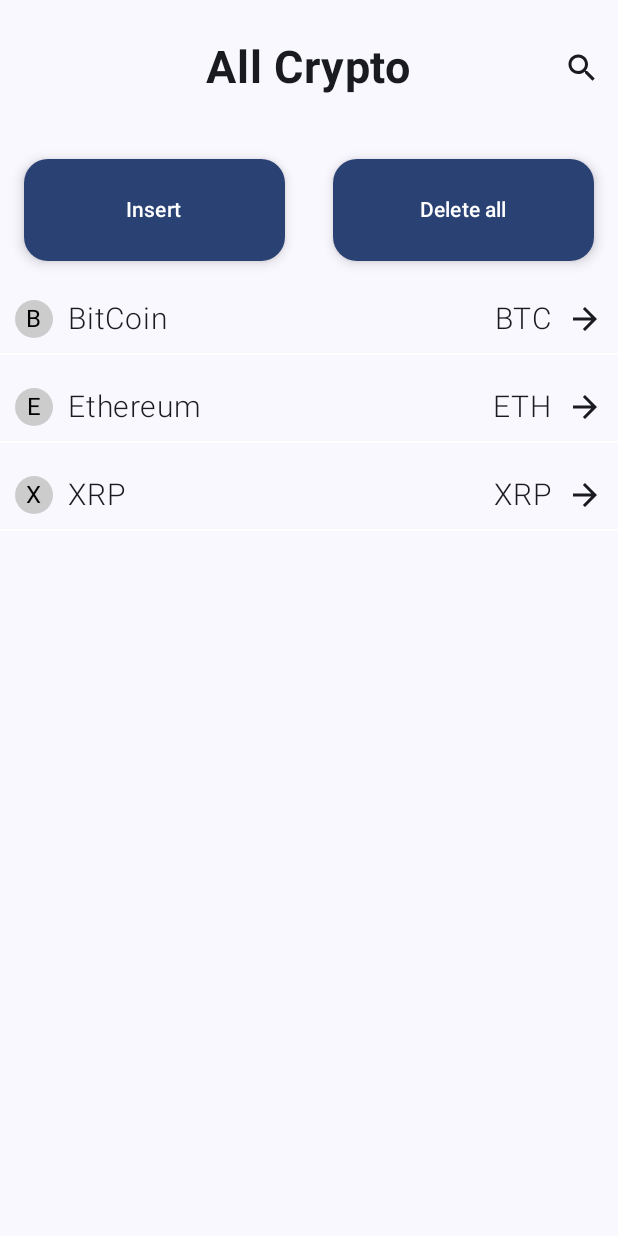
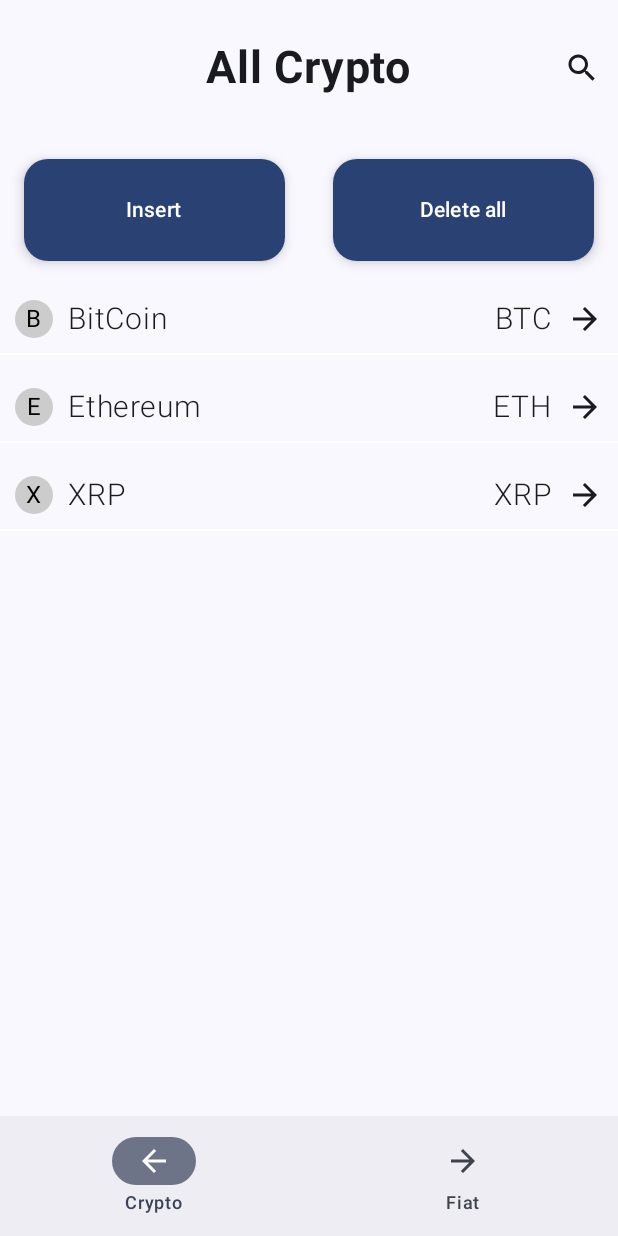
Before and after one commit to ChienChiaChen/CurrencyListDemo, an Android app built with Jetpack Compose: the screen it shows after launch (MainActivity), on a phone screen of 412 x 824 dp. Run offline under Robolectric (Android 15) with nearby library versions, the phone set to English and light mode, and no system bars; our stand-ins replace Room's generated code.

Commit message:
Add bottom bar.

```diff
--- a/app/src/main/java/com/example/currencylistdemo/MainActivity.kt
+++ b/app/src/main/java/com/example/currencylistdemo/MainActivity.kt
@@ -4,10 +4,10 @@ import android.os.Bundle
 import androidx.activity.ComponentActivity
 import androidx.activity.compose.setContent
 import androidx.compose.foundation.layout.fillMaxSize
-import androidx.compose.material3.MaterialTheme
 import androidx.compose.material3.Surface
 import androidx.compose.ui.Modifier
-import com.example.currencylistdemo.ui.crypto.CryptoListScreen
+import androidx.navigation.compose.rememberNavController
+import com.example.currencylistdemo.ui.common.MainScreen
 import com.example.currencylistdemo.ui.theme.CurrencyListDemoTheme
 
 class MainActivity : ComponentActivity() {
@@ -16,11 +16,9 @@ class MainActivity : ComponentActivity() {
         setContent {
             CurrencyListDemoTheme {
                 // A surface container using the 'background' color from the theme
-                Surface(
-                    modifier = Modifier.fillMaxSize(),
-                    color = MaterialTheme.colorScheme.background
-                ) {
-                    CryptoListScreen()
+                val navController = rememberNavController()
+                Surface(modifier = Modifier.fillMaxSize()) {
+                    MainScreen(navController = navController)
                 }
             }
         }
--- /dev/null
+++ b/app/src/main/java/com/example/currencylistdemo/ui/common/BottomNavigationBar.kt
@@ -0,0 +1,38 @@
+package com.example.currencylistdemo.ui.common
+
+import androidx.compose.material3.Icon
+import androidx.compose.material3.NavigationBar
+import androidx.compose.material3.NavigationBarItem
+import androidx.compose.material3.Text
+import androidx.compose.runtime.Composable
+import androidx.compose.runtime.getValue
+import androidx.navigation.NavHostController
+import androidx.navigation.compose.currentBackStackEntryAsState
+import com.example.currencylistdemo.ui.common.navigation.NavItem
+
+@Composable
+fun BottomNavigationBar(navController: NavHostController) {
+    val navItems = listOf(NavItem.Crypto, NavItem.Fiat)
+
+    NavigationBar {
+        val navBackStackEntry by navController.currentBackStackEntryAsState()
+        val currentRoute = navBackStackEntry?.destination?.route
+        navItems.forEachIndexed { index, item ->
+            NavigationBarItem(
+                alwaysShowLabel = true,
+                icon = { Icon(item.icon, contentDescription = item.title) },
+                label = { Text(item.title) },
+                selected = currentRoute == item.path,
+                onClick = {
+                    navController.navigate(item.path) {
+                        navController.graph.startDestinationRoute?.let { route ->
+                            popUpTo(route) { saveState = true }
+                        }
+                        launchSingleTop = true
+                        restoreState = true
+                    }
+                }
+            )
+        }
+    }
+}
--- /dev/null
+++ b/app/src/main/java/com/example/currencylistdemo/ui/common/MainScreen.kt
@@ -0,0 +1,19 @@
+
+package com.example.currencylistdemo.ui.common
+
+import android.annotation.SuppressLint
+import androidx.compose.material3.BottomAppBar
+import androidx.compose.material3.ExperimentalMaterial3Api
+import androidx.compose.material3.Scaffold
+import androidx.compose.runtime.Composable
+import androidx.navigation.NavHostController
+
+
+@OptIn(ExperimentalMaterial3Api::class)
+@SuppressLint("UnusedMaterial3ScaffoldPaddingParameter")
+@Composable
+fun MainScreen(navController: NavHostController) {
+    Scaffold(bottomBar = {
+        BottomAppBar { BottomNavigationBar(navController = navController) }
+    }) { NavigationScreens(navController = navController) }
+}
--- /dev/null
+++ b/app/src/main/java/com/example/currencylistdemo/ui/common/NavigationScreens.kt
@@ -0,0 +1,17 @@
+package com.example.currencylistdemo.ui.common
+
+import androidx.compose.runtime.Composable
+import androidx.navigation.NavHostController
+import androidx.navigation.compose.NavHost
+import androidx.navigation.compose.composable
+import com.example.currencylistdemo.ui.common.navigation.NavItem
+import com.example.currencylistdemo.ui.fiat.FiatListScreen
+import com.example.currencylistdemo.ui.crypto.CryptoListScreen
+
+@Composable
+fun NavigationScreens(navController: NavHostController) {
+    NavHost(navController, startDestination = NavItem.Crypto.path) {
+        composable(NavItem.Crypto.path) { CryptoListScreen() }
+        composable(NavItem.Fiat.path) { FiatListScreen() }
+    }
+}
--- /dev/null
+++ b/app/src/main/java/com/example/currencylistdemo/ui/common/navigation/Item.kt
@@ -0,0 +1,5 @@
+package com.example.currencylistdemo.ui.common.navigation
+
+import androidx.compose.ui.graphics.vector.ImageVector
+
+open class Item(val path: String, val title: String, val icon: ImageVector)
--- /dev/null
+++ b/app/src/main/java/com/example/currencylistdemo/ui/common/navigation/NavItem.kt
@@ -0,0 +1,22 @@
+package com.example.currencylistdemo.ui.common.navigation
+
+import androidx.compose.material.icons.Icons
+import androidx.compose.material.icons.filled.ArrowBack
+import androidx.compose.material.icons.filled.ArrowForward
+
+sealed class NavItem {
+    object Crypto :
+        Item(
+            path = NavPath.CRYPTO.toString(),
+            title = NavTitle.CRYPTO,
+            icon = Icons.Default.ArrowBack
+        )
+
+    object Fiat :
+        Item(
+            path = NavPath.FIAT.toString(),
+            title = NavTitle.FIAT,
+            icon = Icons.Default.ArrowForward
+        )
+
+}
--- /dev/null
+++ b/app/src/main/java/com/example/currencylistdemo/ui/common/navigation/NavPath.kt
@@ -0,0 +1,5 @@
+package com.example.currencylistdemo.ui.common.navigation
+
+enum class NavPath {
+    CRYPTO, FIAT
+}
--- /dev/null
+++ b/app/src/main/java/com/example/currencylistdemo/ui/common/navigation/NavTitle.kt
@@ -0,0 +1,6 @@
+package com.example.currencylistdemo.ui.common.navigation
+
+object NavTitle {
+    const val CRYPTO = "Crypto"
+    const val FIAT = "Fiat"
+}
--- /dev/null
+++ b/app/src/main/java/com/example/currencylistdemo/ui/fiat/FiatListScreen.kt
@@ -0,0 +1,22 @@
+package com.example.currencylistdemo.ui.fiat
+
+import androidx.compose.foundation.layout.Box
+import androidx.compose.foundation.layout.fillMaxSize
+import androidx.compose.material3.MaterialTheme.typography
+import androidx.compose.material3.Text
+import androidx.compose.runtime.Composable
+import androidx.compose.ui.Alignment
+import androidx.compose.ui.Modifier
+import androidx.compose.ui.graphics.Color
+
+
+@Composable
+fun FiatListScreen() {
+    Box(modifier = Modifier.fillMaxSize(), contentAlignment = Alignment.Center) {
+        Text(
+            text = "Fiat",
+            style = typography.titleLarge,
+            color = Color.Yellow
+        )
+    }
+}
```
